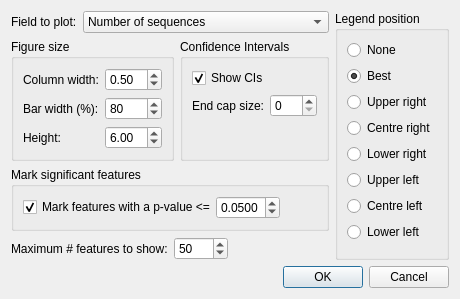
Old version of the form stamp/plugins/samples/plots/configGUI/profileBarPlot.ui in the repository donovan-h-parks/STAMP.
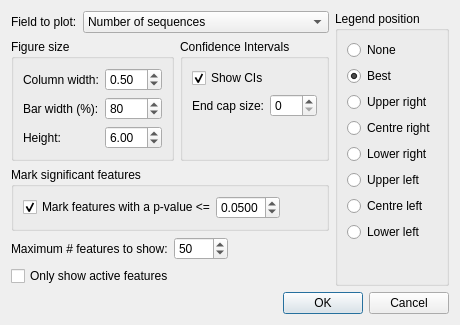
New version of the form. Icons and pictures are not drawn.

Commit message: v2.1.2: enhancements and minor fixes to plots

```diff
--- a/stamp/plugins/samples/plots/configGUI/profileBarPlot.ui
+++ b/stamp/plugins/samples/plots/configGUI/profileBarPlot.ui
@@ -7,7 +7,7 @@
     <x>0</x>
     <y>0</y>
     <width>418</width>
-    <height>277</height>
+    <height>300</height>
    </rect>
   </property>
   <property name="sizePolicy">
@@ -286,6 +286,13 @@
          </item>
         </layout>
        </item>
+       <item>
+        <widget class="QCheckBox" name="chkOnlyActiveFeatures">
+         <property name="text">
+          <string>Only show active features</string>
+         </property>
+        </widget>
+       </item>
       </layout>
      </item>
      <item>
```
The commit also changes 19 other files.
